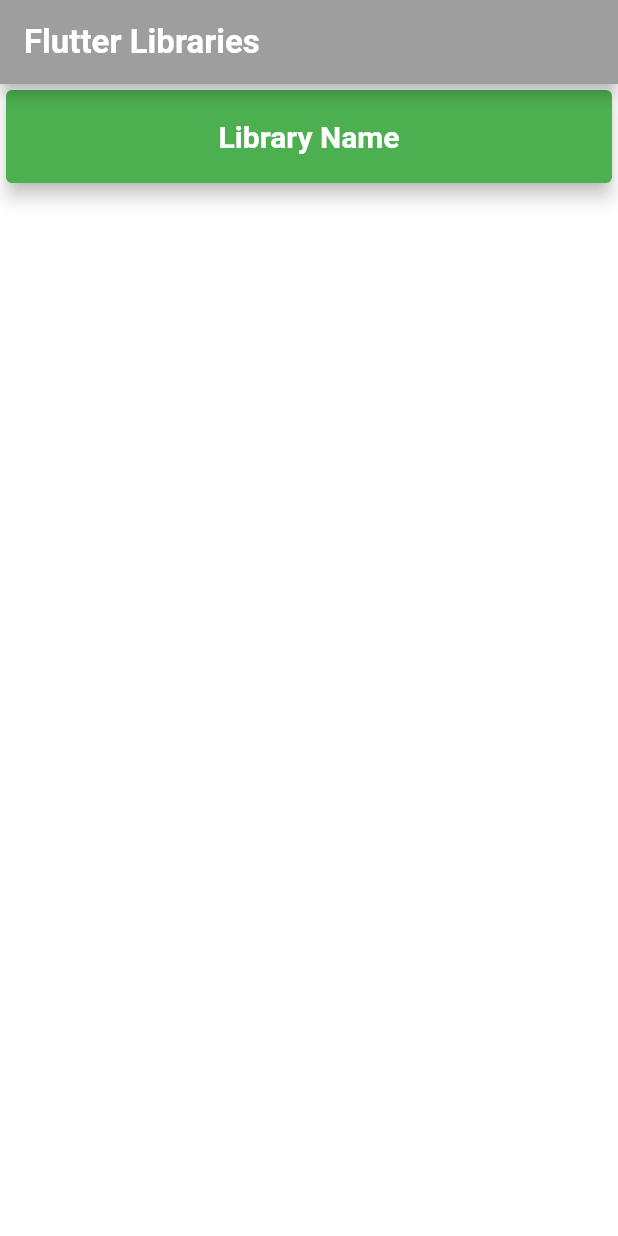
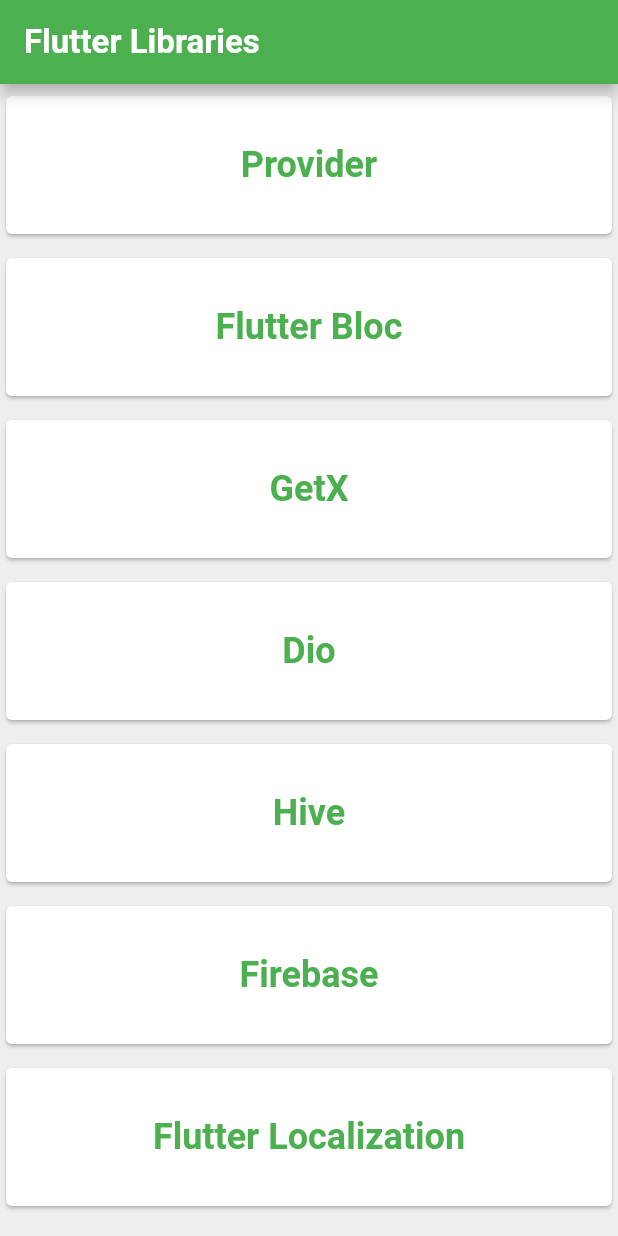
Before and after one commit to HeshmatGhaffariHadid/Libraries-Navigator, a Flutter app: the screen it shows after launch, on a phone screen of 412 x 824 dp. Run offline on Flutter 3.47's test engine with Material 2 defaults, Android fonts, the phone set to English and light mode, and no system bars.

Commit message:
Functionality and navigation applied

```diff
--- a/lib/clickable_card.dart
+++ b/lib/clickable_card.dart
@@ -1,29 +1,30 @@
 import 'package:flutter/material.dart';
+import 'package:libraries_navigator/details_screen.dart';
+
 class ClickableCard extends StatelessWidget {
-  const ClickableCard({
-    super.key,
-  });
+ int index;
+ ClickableCard(this.index, {super.key});
 
   @override
   Widget build(BuildContext context) {
-    return GestureDetector(
+    return Padding(
+      padding: const EdgeInsets.symmetric( vertical: 4),
+      child: GestureDetector(
         onTap: (){
-        print('hello world');
+          Navigator.push(context, MaterialPageRoute(builder: (context) => DetailsScreen(index),),);
         },
         child: Container(
-        height: 70,
+          height: 100,
           width: double.infinity,
           decoration: BoxDecoration(
-          borderRadius: BorderRadius.circular(50),
+            borderRadius: BorderRadius.circular(10)
           ),
-        child: Card(
-          elevation: 5,
+          child:  Card(
+            color: Colors.white,
+            child: Center(
+              child: Text(DetailsScreen.details[index].name ,style:TextStyle(
                   color: Colors.green,
-          child: Container(
-            child: Center(
-              child: Text('Library Name',style:TextStyle(
-                  color: Colors.white,
-                  fontSize: 20,
+                  fontSize: 24,
                   fontWeight: FontWeight.bold
               )),
             ),
--- /dev/null
+++ b/lib/details_screen.dart
@@ -0,0 +1,47 @@
+import 'package:flutter/material.dart';
+import 'library.dart';
+
+class DetailsScreen extends StatelessWidget {
+  // final String title = '';
+  // final String purpose = '';
+  // final String details = '';
+  // final String usages = '' ;
+
+  int index;
+
+  DetailsScreen(this.index);
+
+
+  static List<Library> details = [
+    Library('Provider', 'A paragraph', 'purpose1', 'list of usages'),
+    Library('Flutter Bloc', 'A paragraph', 'purpose2', 'list of usages'),
+    Library('GetX', 'A paragraph', 'purpose3', 'list of usages'),
+    Library('Dio', 'A paragraph', 'purpose4', 'list of usages'),
+    Library('Hive', 'A paragraph', 'purpose5', 'list of usages'),
+    Library('Firebase', 'A paragraph', 'purpose6', 'list of usages'),
+    Library('Flutter Localization', 'A paragraph', 'purpose7', 'list of usages'),
+  ];
+
+  @override
+  Widget build(BuildContext context) {
+    return Scaffold(
+      // appBar: AppBar(
+      //   title: Text('Details'),
+      //   backgroundColor: Colors.green,
+      // ),
+      body: ListView(
+        children: [
+          Text(details[index].name, style: TextStyle(
+            color: Colors.green,
+            fontSize: 24,
+            fontWeight: FontWeight.bold,
+          ),),
+          Text('Purpose: '),
+          TextButton(onPressed: (){
+            Navigator.pop(context);
+          }, child: Text('Back'),),
+        ],
+      ),
+    );
+  }
+}
--- a/lib/home_screen.dart
+++ b/lib/home_screen.dart
@@ -1,5 +1,4 @@
 import 'package:flutter/material.dart';
-
 import 'clickable_card.dart';
 class HomeScreen extends StatelessWidget {
   const HomeScreen({
@@ -18,13 +17,14 @@ class HomeScreen extends StatelessWidget {
               fontWeight: FontWeight.bold
           ),
         ),
-        backgroundColor: Colors.grey,
+        backgroundColor: Colors.green,
       ),
-      backgroundColor: Colors.white,
-      body: Column(
-        children: [
-          ClickableCard(),
-        ],
+      backgroundColor: Colors.grey.shade200,
+      body: ListView.builder(
+        itemCount: 7,
+          itemBuilder: (context ,index){
+          return ClickableCard(index);
+        },
       ),
     );
   }
--- a/lib/library.dart
+++ b/lib/library.dart
@@ -1,6 +1,7 @@
 class Library {
    String name;
+   String purpose;
    String details;
    String usages;
-  Library(this.name, this.details,this.usages);
+  Library(this.name, this.purpose, this.details,this.usages);
 }
--- a/lib/library_details.dart
+++ /dev/null
@@ -1,17 +0,0 @@
-import 'package:flutter/material.dart';
-
-import 'library.dart';
-
-class LibraryDetails extends StatelessWidget {
-
-
-  List<Library> details = [];
-
-  @override
-  Widget build(BuildContext context) {
-    return const Scaffold(
-
-
-    );
-  }
-}
```
Lines whose indentation alone changed are shown as unchanged.
